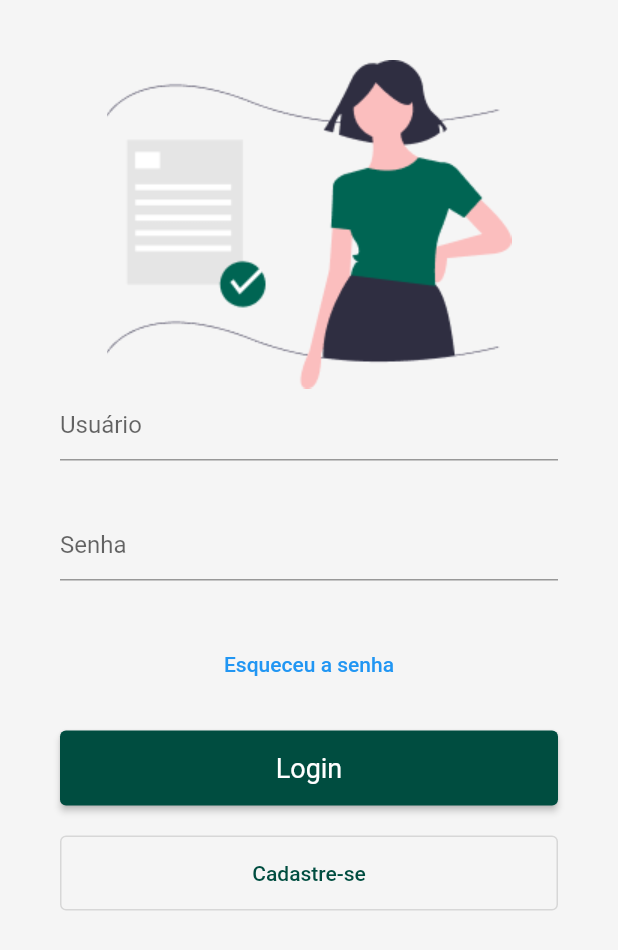
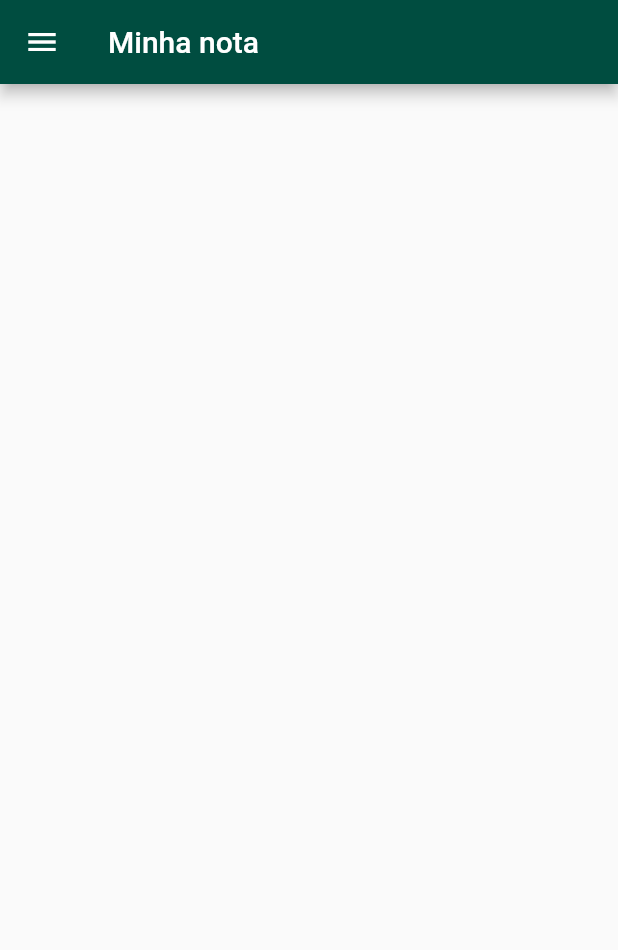
Before and after one commit to felipejuzo02/my_note, a Flutter app: the screen it shows after launch, after a tap on "Login", on a phone screen of 412 x 824 dp. Shown: the top 950 px of the screen. Run offline on Flutter 3.47's test engine with Material 2 defaults, Android fonts, the phone set to English and light mode, and no system bars.

Commit message:
Separate components and creation routes

```diff
--- /dev/null
+++ b/lib/Home.dart
@@ -0,0 +1,94 @@
+import 'package:flutter/material.dart';
+
+class Home extends StatefulWidget {
+  const Home({Key? key}) : super(key: key);
+
+  @override
+  _HomeState createState() => _HomeState();
+}
+
+class _HomeState extends State<Home> {
+  @override
+  Widget build(BuildContext context) {
+    return Scaffold(
+      appBar: AppBar(
+        title: Text('Minha nota'),
+        backgroundColor: Colors.teal.shade900,
+      ),
+      drawer: Drawer(
+        child: ListView(
+          children: [
+            DrawerHeader(
+              decoration: BoxDecoration(
+                color: Colors.teal.shade900,
+              ),
+              child: Column(
+                mainAxisAlignment: MainAxisAlignment.center,
+                crossAxisAlignment: CrossAxisAlignment.start,
+                children: [
+                  Text(
+                    'Nome',
+                    style: TextStyle(
+                      color: Colors.white,
+                      fontSize: 26,
+                    ),
+                  ),
+                  Text(
+                    'seuemail@hotmail.com',
+                    style: TextStyle(
+                      color: Colors.grey.shade200,
+                      fontSize: 12,
+                    ),
+                  )
+                ],
+              ),
+            ),
+            ListTile(
+              leading: Icon(Icons.home),
+              title: Text('Home'),
+              onTap: () {},
+            ),
+            ListTile(
+              leading: Icon(Icons.help),
+              title: Text('Sobre'),
+              onTap: () {},
+            ),
+            ListTile(
+              leading: Icon(Icons.school),
+              title: Text('Materias'),
+              onTap: () {},
+            ),
+            ListTile(
+              leading: Icon(Icons.fact_check),
+              title: Text('Notas'),
+              onTap: () {},
+            ),
+            ListTile(
+              leading: Icon(Icons.account_circle),
+              title: Text('Meu perfil'),
+              onTap: () {},
+            ),
+            ListTile(
+              leading: Icon(
+                Icons.logout,
+                color: Colors.red.shade900,
+              ),
+              title: Text(
+                'Sair do Aplicativo',
+                style: TextStyle(
+                  color: Colors.red.shade900,
+                ),
+              ),
+              onTap: () {
+                Navigator.pushNamed(
+                  context,
+                  'login',
+                );
+              },
+            ),
+          ],
+        ),
+      ),
+    );
+  }
+}
--- /dev/null
+++ b/lib/Login.dart
@@ -0,0 +1,56 @@
+import 'package:flutter/material.dart';
+import 'package:my_note/components/Input.dart';
+import 'package:my_note/components/MainButton.dart';
+import 'package:my_note/components/SecundaryButton.dart';
+
+class Login extends StatefulWidget {
+  const Login({Key? key}) : super(key: key);
+
+  @override
+  _LoginState createState() => _LoginState();
+}
+
+class _LoginState extends State<Login> {
+  @override
+  Widget build(BuildContext context) {
+    return Scaffold(
+      backgroundColor: Theme.of(context).backgroundColor,
+      body: Container(
+          padding: EdgeInsets.all(40),
+          child: Column(
+            mainAxisAlignment: MainAxisAlignment.center,
+            children: [
+              Image.asset('lib/assets/home.png'),
+              Container(
+                child: Column(
+                  crossAxisAlignment: CrossAxisAlignment.start,
+                  children: [
+                    Padding(padding: EdgeInsets.fromLTRB(0, 20, 0, 20)),
+                    Text(
+                      'Bem vindo ao',
+                      style: TextStyle(fontSize: 14),
+                    ),
+                    Text(
+                      'Minha nota',
+                      style:
+                          TextStyle(fontSize: 48, color: Colors.teal.shade900),
+                    ),
+                  ],
+                ),
+              ),
+              input('Usuário'),
+              input('Senha'),
+              Container(
+                child: TextButton(
+                  child: Text('Esqueceu a senha'),
+                  style: TextButton.styleFrom(),
+                  onPressed: () {},
+                ),
+              ),
+              MainButton('Login', 'home'),
+              secundaryButton('Cadastre-se')
+            ],
+          )),
+    );
+  }
+}
--- a/lib/components/Button.dart
+++ /dev/null
@@ -1,13 +0,0 @@
-import 'package:flutter/material.dart';
-
-Widget button(label) {
-  return Container(
-    width: 250,
-    height: 70,
-    padding: EdgeInsets.only(top: 20),
-    child: ElevatedButton(
-      child: Text(label),
-      onPressed: () {},
-    ),
-  );
-}
--- /dev/null
+++ b/lib/components/Input.dart
@@ -0,0 +1,13 @@
+import 'package:flutter/material.dart';
+
+Widget input(label) {
+  return Container(
+    height: 70,
+    margin: EdgeInsets.only(bottom: 10),
+    child: (TextFormField(
+      decoration: InputDecoration(
+        hintText: label,
+      ),
+    )),
+  );
+}
--- /dev/null
+++ b/lib/components/MainButton.dart
@@ -0,0 +1,29 @@
+import 'package:flutter/material.dart';
+
+class MainButton extends StatelessWidget {
+  const MainButton(this.label, this.routeName, {Key? key}) : super(key: key);
+  final String label;
+  final String routeName;
+
+  @override
+  Widget build(BuildContext context) {
+    return Container(
+        height: 70,
+        padding: EdgeInsets.only(top: 20),
+        child: SizedBox.expand(
+          child: (ElevatedButton(
+            child: Text(label),
+            style: ElevatedButton.styleFrom(
+              primary: Colors.teal.shade900,
+              textStyle: TextStyle(fontSize: 18),
+            ),
+            onPressed: () {
+              Navigator.pushNamed(
+                context,
+                routeName,
+              );
+            },
+          )),
+        ));
+  }
+}
--- /dev/null
+++ b/lib/components/SecundaryButton.dart
@@ -0,0 +1,16 @@
+import 'package:flutter/material.dart';
+
+Widget secundaryButton(label) {
+  return Container(
+      height: 70,
+      padding: EdgeInsets.only(top: 20),
+      child: SizedBox.expand(
+        child: (OutlinedButton(
+          child: Text(label),
+          style: OutlinedButton.styleFrom(
+            primary: Colors.teal.shade900,
+          ),
+          onPressed: () {},
+        )),
+      ));
+}
--- a/lib/main.dart
+++ b/lib/main.dart
@@ -1,4 +1,6 @@
 import 'package:flutter/material.dart';
+import 'package:my_note/Login.dart';
+import 'package:my_note/Home.dart';
 
 void main() {
   runApp(
@@ -6,95 +8,13 @@ void main() {
       debugShowCheckedModeBanner: false,
       title: 'Minha Nota',
       theme: ThemeData(
-        primaryColor: Colors.teal.shade900,
         backgroundColor: Colors.grey.shade100,
-        focusColor: Colors.grey.shade600,
-        textTheme: TextTheme(
-          headline1: TextStyle(fontSize: 32, color: Colors.teal.shade900),
-          headline2: TextStyle(
-            fontSize: 24,
-            color: Colors.grey.shade50,
-          ),
-        ),
       ),
-      home: TelaPrincipal(),
+      initialRoute: 'login',
+      routes: {
+        'login': (context) => Login(),
+        'home': (context) => Home(),
+      },
     ),
   );
 }
-
-class TelaPrincipal extends StatefulWidget {
-  const TelaPrincipal({Key? key}) : super(key: key);
-
-  @override
-  _TelaPrincipalState createState() => _TelaPrincipalState();
-}
-
-class _TelaPrincipalState extends State<TelaPrincipal> {
-  @override
-  Widget build(BuildContext context) {
-    return Scaffold(
-      backgroundColor: Theme.of(context).backgroundColor,
-      body: Container(
-          padding: EdgeInsets.all(40),
-          child: Column(
-            children: [
-              Image.asset('lib/assets/home.png'),
-              input('Usuário'),
-              input('Senha'),
-              Container(
-                child: TextButton(
-                  child: Text('Esqueceu a senha'),
-                  style: TextButton.styleFrom(),
-                  onPressed: () {},
-                ),
-              ),
-              mainButton('Login'),
-              secundaryButton('Cadastre-se')
-            ],
-          )),
-    );
-  }
-}
-
-Widget input(label) {
-  return Container(
-    height: 70,
-    margin: EdgeInsets.only(bottom: 10),
-    child: (TextFormField(
-      decoration: InputDecoration(
-        hintText: label,
-      ),
-    )),
-  );
-}
-
-Widget mainButton(label) {
-  return Container(
-      height: 70,
-      padding: EdgeInsets.only(top: 20),
-      child: SizedBox.expand(
-        child: (ElevatedButton(
-          child: Text(label),
-          style: ElevatedButton.styleFrom(
-            primary: Colors.teal.shade900,
-            textStyle: TextStyle(fontSize: 18),
-          ),
-          onPressed: () {},
-        )),
-      ));
-}
-
-Widget secundaryButton(label) {
-  return Container(
-      height: 70,
-      padding: EdgeInsets.only(top: 20),
-      child: SizedBox.expand(
-        child: (OutlinedButton(
-          child: Text(label),
-          style: OutlinedButton.styleFrom(
-            primary: Colors.teal.shade900,
-          ),
-          onPressed: () {},
-        )),
-      ));
-}
```
Also changed, not shown: package-lock.json (added), pubspec.lock.
